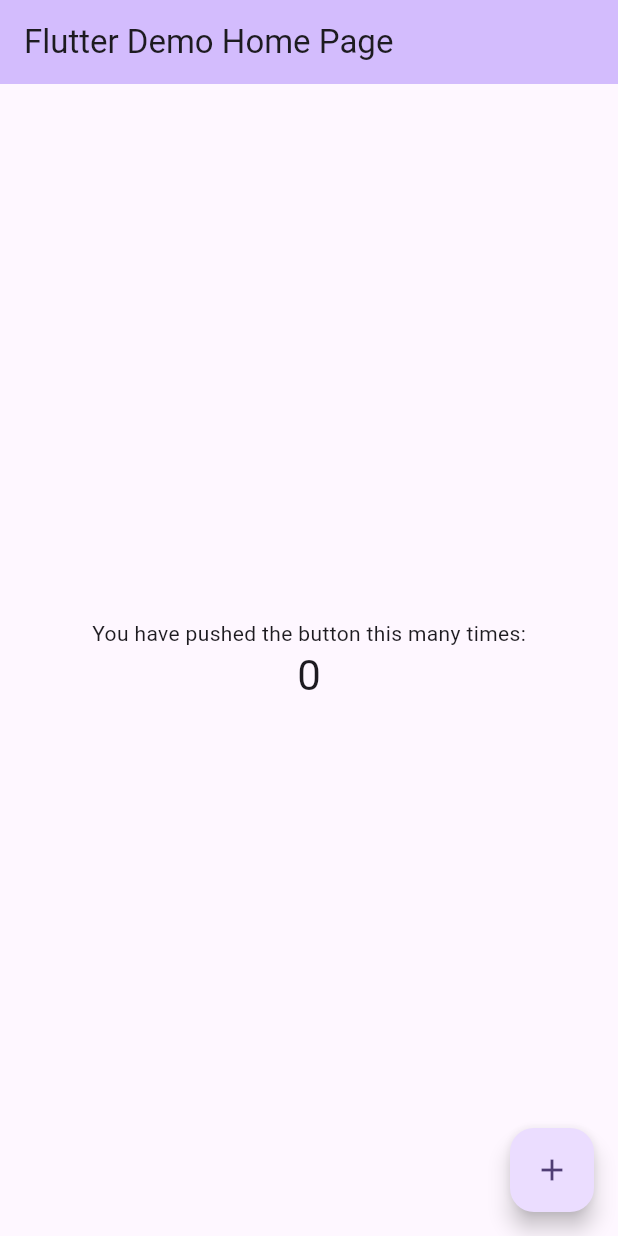
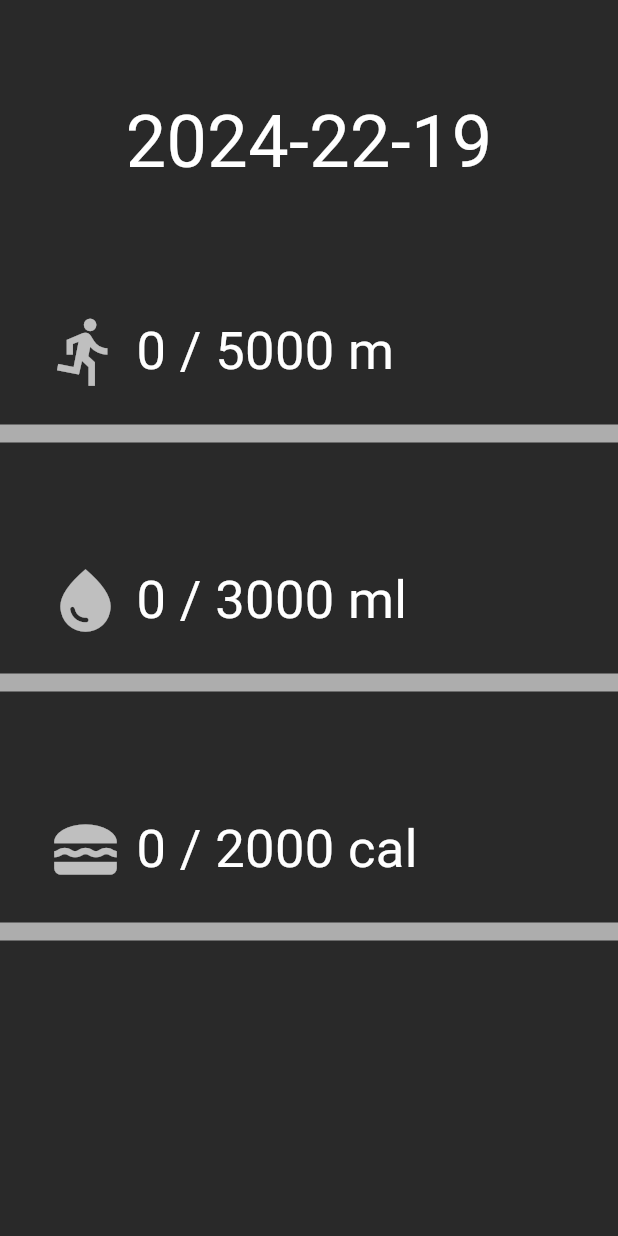
Before and after one commit to Ameer-Mohammed-neox/health_checker_app, a Flutter app: the screen it shows after launch, on a phone screen of 412 x 824 dp. Run offline on Flutter 3.47's test engine with Material 3 defaults, Android fonts, the phone set to English and light mode, and no system bars; our stand-ins replace hive_flutter; accounts and stored records are empty.

Commit message:
Starting_app

```diff
--- a/lib/main.dart
+++ b/lib/main.dart
@@ -1,34 +1,25 @@
 import 'package:flutter/material.dart';
-
-void main() {
+import 'package:hive_flutter/hive_flutter.dart';
+//test
+void main() async {
+  WidgetsFlutterBinding.ensureInitialized();
+  await Hive.initFlutter(); // Initialize Hive
+  await Hive.openBox('counters'); // Open a Hive box
   runApp(const MyApp());
 }
 
+//------------------------------------------------------------------------------
+// Main App Widget
 class MyApp extends StatelessWidget {
   const MyApp({super.key});
 
-  // This widget is the root of your application.
   @override
   Widget build(BuildContext context) {
     return MaterialApp(
       title: 'Flutter Demo',
       theme: ThemeData(
-        // This is the theme of your application.
-        //
-        // TRY THIS: Try running your application with "flutter run". You'll see
-        // the application has a purple toolbar. Then, without quitting the app,
-        // try changing the seedColor in the colorScheme below to Colors.green
-        // and then invoke "hot reload" (save your changes or press the "hot
-        // reload" button in a Flutter-supported IDE, or press "r" if you used
-        // the command line to start the app).
-        //
-        // Notice that the counter didn't reset back to zero; the application
-        // state is not lost during the reload. To reset the state, use hot
-        // restart instead.
-        //
-        // This works for code too, not just values: Most code changes can be
-        // tested with just a hot reload.
         colorScheme: ColorScheme.fromSeed(seedColor: Colors.deepPurple),
+        scaffoldBackgroundColor: const Color(0xFF292929), // Background color
         useMaterial3: true,
       ),
       home: const MyHomePage(title: 'Flutter Demo Home Page'),
@@ -36,17 +27,10 @@
   }
 }
 
+//------------------------------------------------------------------------------
+// Home Page
 class MyHomePage extends StatefulWidget {
   const MyHomePage({super.key, required this.title});
-
-  // This widget is the home page of your application. It is stateful, meaning
-  // that it has a State object (defined below) that contains fields that affect
-  // how it looks.
-
-  // This class is the configuration for the state. It holds the values (in this
-  // case the title) provided by the parent (in this case the App widget) and
-  // used by the build method of the State. Fields in a Widget subclass are
-  // always marked "final".
 
   final String title;
 
@@ -55,71 +39,144 @@
 }
 
 class _MyHomePageState extends State<MyHomePage> {
+  final controller = PageController(initialPage: 0);
+
+  @override
+  Widget build(BuildContext context) {
+    return Scaffold(
+        body: PageView(
+          controller: controller,
+          children: const [
+            DetailPage(date: "2024-22-19"),
+            DetailPage(date: "2024-22-18")
+          ],
+        ));
+  }
+}
+
+//------------------------------------------------------------------------------
+// Detail Page
+class DetailPage extends StatefulWidget {
+  const DetailPage({super.key, required this.date});
+
+  final String date;
+
+  @override
+  State<DetailPage> createState() => _DetailPageState();
+}
+
+class _DetailPageState extends State<DetailPage> {
+  @override
+  Widget build(BuildContext context) {
+    return Padding(
+        padding: const EdgeInsetsDirectional.fromSTEB(0, 60, 0, 32),
+        child: Column(
+          children: [
+            Text(widget.date,
+                style: const TextStyle(color: Colors.white, fontSize: 48)),
+            TrackingElement(
+                color: const Color(0xffd4da13),
+                iconData: Icons.directions_run,
+                unit: "m",
+                max: 5000,
+                date: widget.date),
+            TrackingElement(
+                color: const Color(0xff379bef),
+                iconData: Icons.water_drop,
+                unit: "ml",
+                max: 3000,
+                date: widget.date),
+            TrackingElement(
+                color: const Color(0xffff5858),
+                iconData: Icons.lunch_dining,
+                unit: "cal",
+                max: 2000,
+                date: widget.date)
+          ],
+        ));
+  }
+}
+
+//------------------------------------------------------------------------------
+// Tracking Element
+class TrackingElement extends StatefulWidget {
+  const TrackingElement({
+    super.key,
+    required this.color,
+    required this.iconData,
+    required this.unit,
+    required this.max,
+    required this.date,
+  });
+
+  final Color color;
+  final IconData iconData;
+  final String unit;
+  final double max;
+  final int steps = 5;
+  final String date;
+
+  String get storageKey => '${date}_${unit}';
+
+  @override
+  State<TrackingElement> createState() => _TrackingElementState();
+}
+
+class _TrackingElementState extends State<TrackingElement> {
   int _counter = 0;
+  double _progress = 0;
 
-  void _incrementCounter() {
+  @override
+  void initState() {
+    super.initState();
+    _loadCounter();
+  }
+
+  Future<void> _loadCounter() async {
+    final box = Hive.box('counters'); // Open the Hive box
     setState(() {
-      // This call to setState tells the Flutter framework that something has
-      // changed in this State, which causes it to rerun the build method below
-      // so that the display can reflect the updated values. If we changed
-      // _counter without calling setState(), then the build method would not be
-      // called again, and so nothing would appear to happen.
-      _counter++;
+      _counter = box.get(widget.storageKey, defaultValue: 0) as int; // Read from Hive
+      _progress = _counter / widget.max;
     });
+  }
+
+  Future<void> _incrementCounter() async {
+    if (_counter < widget.max) {
+      setState(() {
+        _counter += (widget.max / widget.steps).toInt();
+        _progress = _counter / widget.max;
+      });
+      final box = Hive.box('counters'); // Open the Hive box
+      box.put(widget.storageKey, _counter); // Write to Hive
+    }
   }
 
   @override
   Widget build(BuildContext context) {
-    // This method is rerun every time setState is called, for instance as done
-    // by the _incrementCounter method above.
-    //
-    // The Flutter framework has been optimized to make rerunning build methods
-    // fast, so that you can just rebuild anything that needs updating rather
-    // than having to individually change instances of widgets.
-    return Scaffold(
-      appBar: AppBar(
-        // TRY THIS: Try changing the color here to a specific color (to
-        // Colors.amber, perhaps?) and trigger a hot reload to see the AppBar
-        // change color while the other colors stay the same.
-        backgroundColor: Theme.of(context).colorScheme.inversePrimary,
-        // Here we take the value from the MyHomePage object that was created by
-        // the App.build method, and use it to set our appbar title.
-        title: Text(widget.title),
-      ),
-      body: Center(
-        // Center is a layout widget. It takes a single child and positions it
-        // in the middle of the parent.
+    return InkWell(
+      onTap: _incrementCounter,
       child: Column(
-          // Column is also a layout widget. It takes a list of children and
-          // arranges them vertically. By default, it sizes itself to fit its
-          // children horizontally, and tries to be as tall as its parent.
-          //
-          // Column has various properties to control how it sizes itself and
-          // how it positions its children. Here we use mainAxisAlignment to
-          // center the children vertically; the main axis here is the vertical
-          // axis because Columns are vertical (the cross axis would be
-          // horizontal).
-          //
-          // TRY THIS: Invoke "debug painting" (choose the "Toggle Debug Paint"
-          // action in the IDE, or press "p" in the console), to see the
-          // wireframe for each widget.
-          mainAxisAlignment: MainAxisAlignment.center,
         children: <Widget>[
-            const Text(
-              'You have pushed the button this many times:',
-            ),
+          Padding(
+            padding: const EdgeInsetsDirectional.fromSTEB(32, 80, 32, 24),
+            child: Row(
+              children: <Widget>[
+                Icon(widget.iconData, color: Colors.white70, size: 50),
                 Text(
-              '$_counter',
-              style: Theme.of(context).textTheme.headlineMedium,
+                  ' $_counter / ${widget.max.toInt()} ${widget.unit}',
+                  style: const TextStyle(color: Colors.white, fontSize: 35), // Text color
                 ),
               ],
             ),
           ),
-      floatingActionButton: FloatingActionButton(
-        onPressed: _incrementCounter,
-        tooltip: 'Increment',
-        child: const Icon(Icons.add),
-      ), // This trailing comma makes auto-formatting nicer for build methods.
+          LinearProgressIndicator(
+            value: _progress,
+            color: widget.color,
+            backgroundColor: const Color(0x9dffffff),
+            minHeight: 12.0,
+          )
+        ],
+      ),
     );
   }
 }
--- a/pubspec.yaml
+++ b/pubspec.yaml
@@ -35,6 +35,7 @@ dependencies:
   # The following adds the Cupertino Icons font to your application.
   # Use with the CupertinoIcons class for iOS style icons.
   cupertino_icons: ^1.0.8
+  hive_flutter: ^1.1.0
 
 dev_dependencies:
   flutter_test:
```
Also changed, not shown: pubspec.lock. Lines whose indentation alone changed are shown as unchanged.
